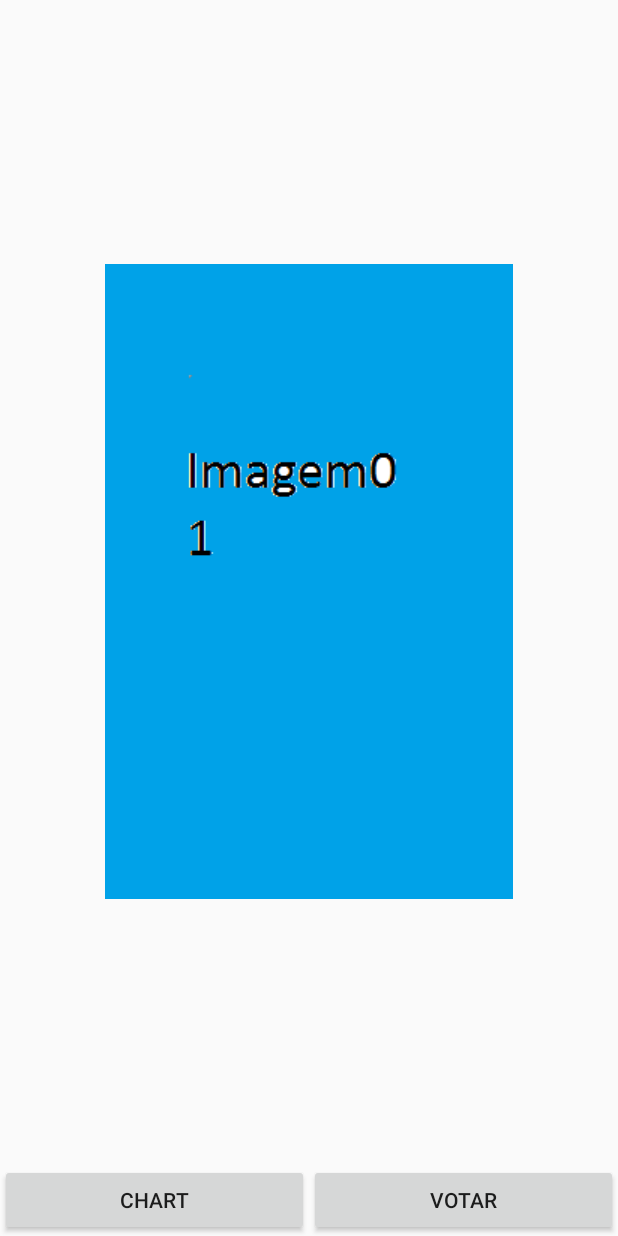
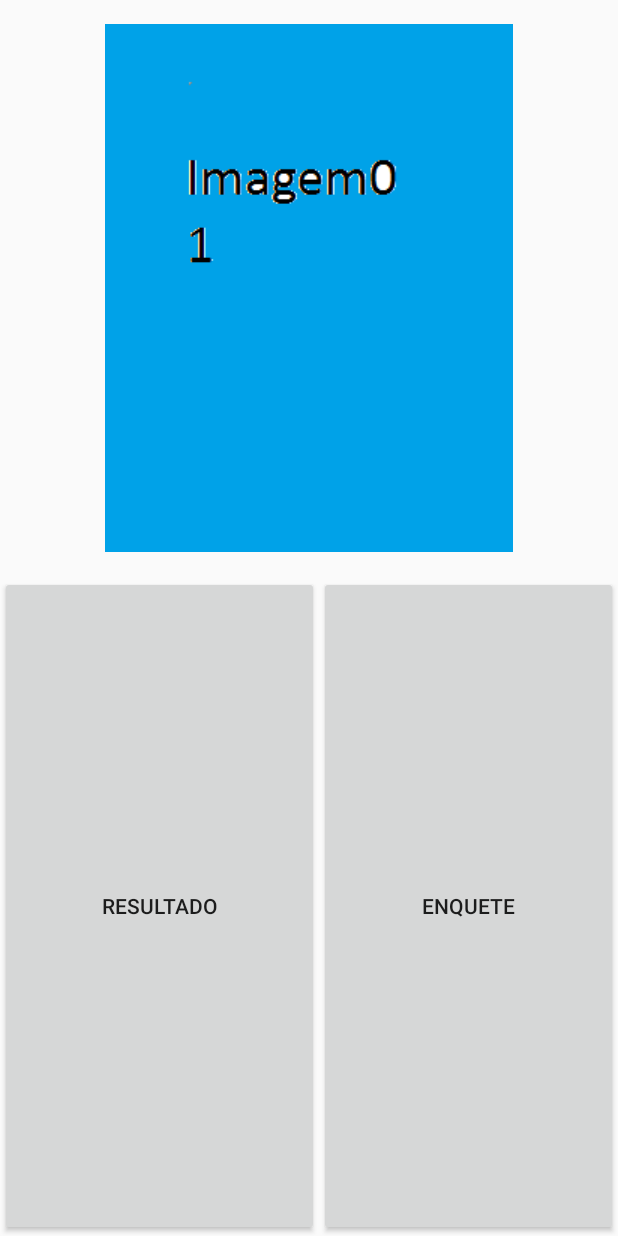
Before and after one commit to MrMenezes/Enquete, an Android app: the screen it shows after launch (MainActivity), on a phone screen of 412 x 824 dp. Run offline under Robolectric (Android 15) with nearby library versions, the phone set to English and light mode, and no system bars.

Commit message:
Second COmmit

```diff
--- a/app/src/main/res/layout/activity_main.xml
+++ b/app/src/main/res/layout/activity_main.xml
@@ -4,14 +4,14 @@
     android:layout_width="fill_parent"
     android:layout_height="fill_parent"
     android:stretchColumns="1">
-    <LinearLayout android:layout_height="fill_parent"
-        android:layout_width="fill_parent"
-        android:id="@+id/linearLayout2"
-        android:layout_weight="1">
+    <LinearLayout android:id="@+id/linearLayout2"
+        android:layout_width="match_parent"
+        android:layout_height="384dp">
+
 
         <ImageSwitcher
             android:layout_width="match_parent"
-            android:layout_height="match_parent"
+            android:layout_height="384dp"
             android:id="@+id/imageSwitcher"
             android:layout_alignParentTop="true"
             android:layout_centerHorizontal="true"
@@ -23,7 +23,7 @@
             <ImageView
                 android:id="@+id/imageView1"
                 android:layout_width="wrap_content"
-                android:layout_height="wrap_content"
+                android:layout_height="384dp"
                 android:layout_gravity="center"
                 android:scaleType="centerCrop"
                 android:src="@drawable/image1"/>
@@ -32,20 +32,22 @@
 
     </LinearLayout>
     <LinearLayout android:id="@+id/linearLayout1"
-        android:layout_width="wrap_content"
-        android:layout_height="wrap_content">
+        android:layout_width="fill_parent"
+        android:layout_height="match_parent">
 
         <Button android:layout_weight="2"
-            android:text="Chart"
+            android:text="Resultado"
             android:id="@+id/buttonChart"
-            android:layout_width="fill_parent"
-            android:layout_height="fill_parent"></Button>
+            android:layout_gravity="center"
+            android:layout_width="wrap_content"
+            android:layout_height="match_parent"></Button>
 
         <Button android:layout_weight="2"
-            android:text="Votar"
+            android:text="Enquete"
             android:id="@+id/button"
-            android:layout_width="fill_parent"
-            android:layout_height="fill_parent"></Button>
+            android:layout_gravity="center"
+            android:layout_width="wrap_content"
+            android:layout_height="match_parent"></Button>
 
 
     </LinearLayout>
```
